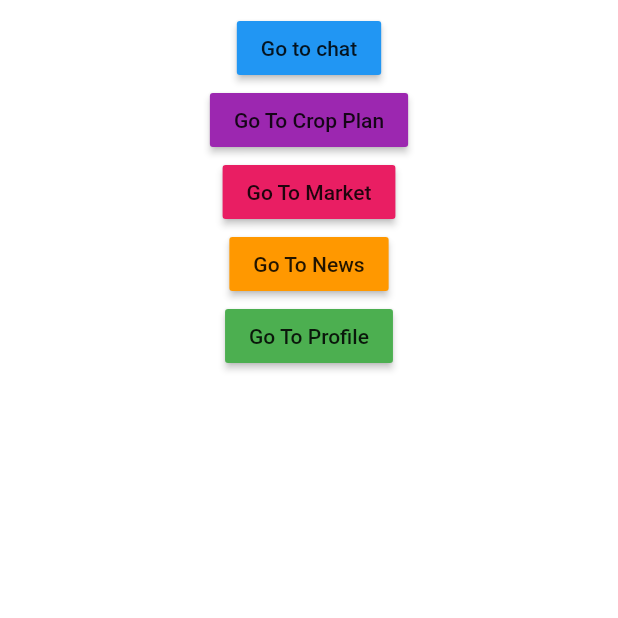
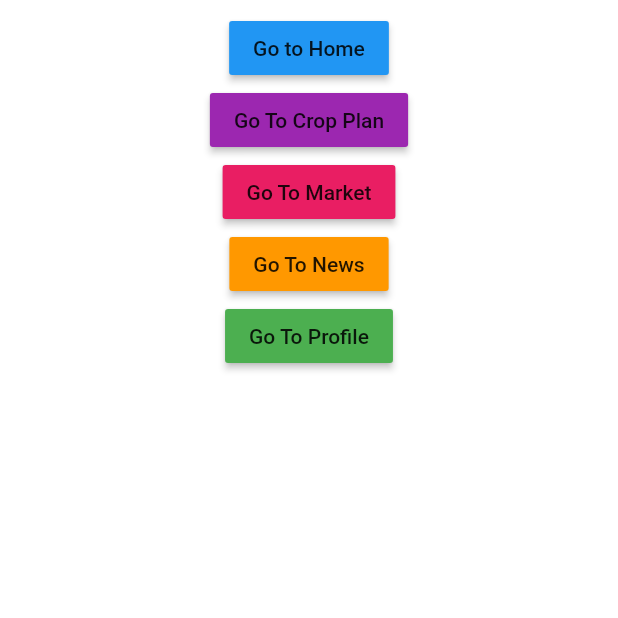
Before and after one commit to The-EnspireTech/Paku, a Flutter app: the screen it shows after launch, on a phone screen of 412 x 824 dp, the top half of it. Run offline on Flutter 3.47's test engine with Material 2 defaults, Android fonts, the phone set to English and light mode, and no system bars; missing offline and left inert: flutter_dialogflow; project files that could hold a hidden picture were left out.

Commit message:
changing user interface

```diff
--- a/kheti/lib/main.dart
+++ b/kheti/lib/main.dart
@@ -8,8 +8,8 @@ class MyApp extends StatelessWidget {
   @override
   Widget build(BuildContext context) {
     return MaterialApp(routes: {
-      '/first': (context) => HomePageDialogflow(),
-      '/second': (context) => CropCare(),
+      '/cropcare': (context) => CropCare(),
+      '/chat': (context) => HomePageDialogflow(),
     }, home: MyHome());
   }
 }
@@ -25,9 +25,9 @@ class MyHome extends StatelessWidget {
             child: Column(
               children: [
                 RaisedButton(
-                  child: Text('Go to chat'),
+                  child: Text('Go to Home'),
                   onPressed: () {
-                    Navigator.pushNamed(context, '/first');
+                    Navigator.pushNamed(context, '/home');
                   },
                   color: Colors.blue,
                 )
@@ -40,7 +40,7 @@ class MyHome extends StatelessWidget {
                 RaisedButton(
                   child: Text("Go To Crop Plan"),
                   onPressed: () {
-                    Navigator.pushNamed(context, '/second');
+                    Navigator.pushNamed(context, '/cropcare');
                   },
                   color: Colors.purple,
                 )
```
Also changed, not shown: kheti/lib/cropCare.dart (+5 -2 lines).
